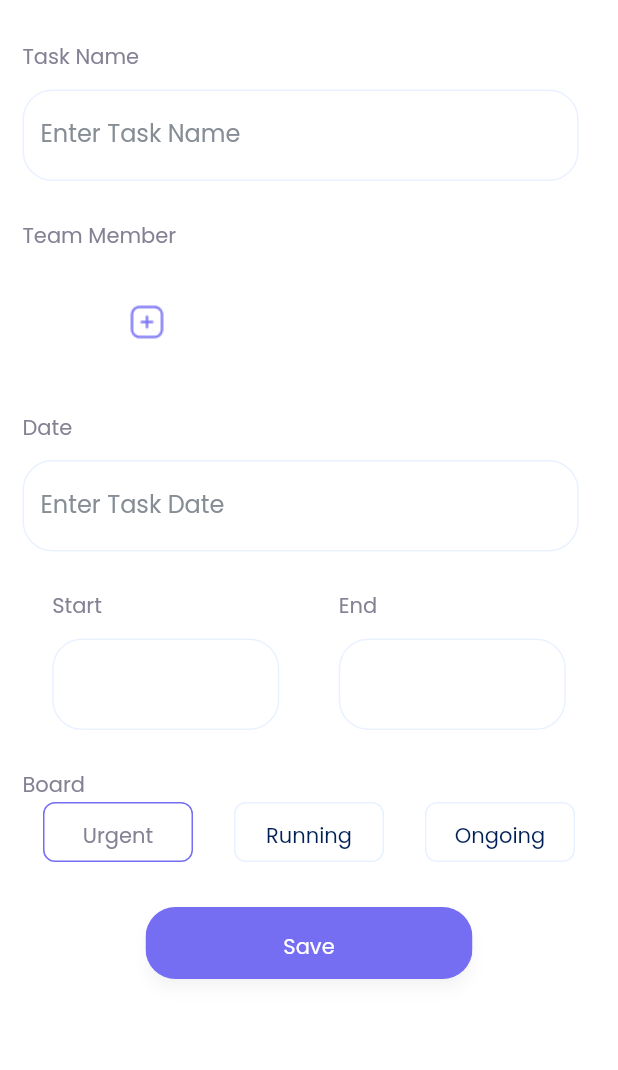
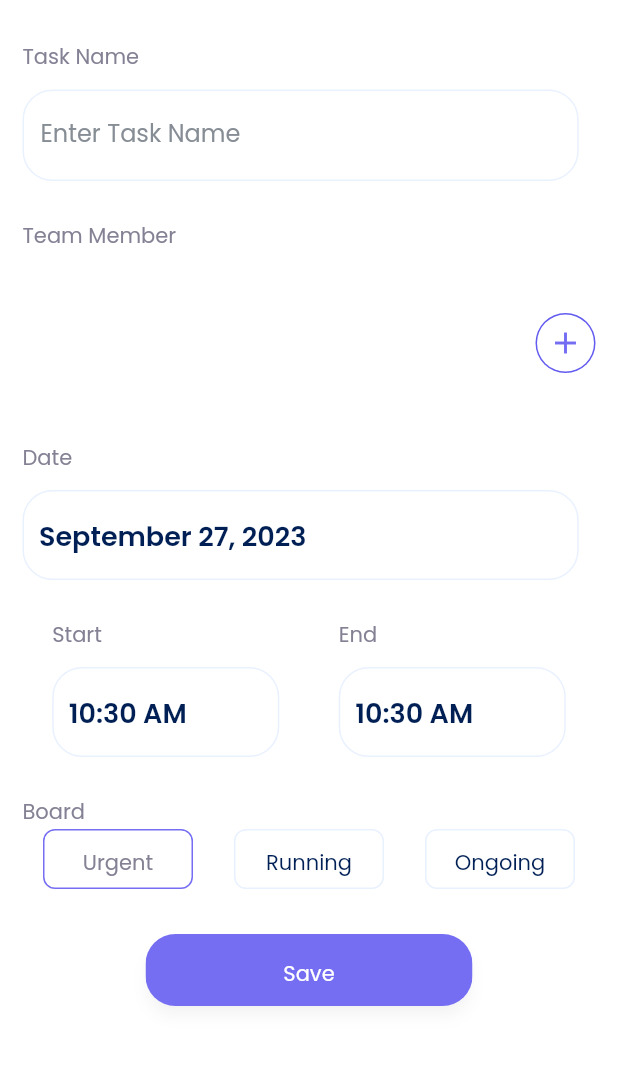
Before and after one commit to SubhanAhme/Task_Management, a Flutter app: the AddTask screen opened directly, on a phone screen of 412 x 824 dp, the part 74-1144 px from its top. Run offline on Flutter 3.47's test engine with Material 2 defaults, Android fonts, the phone set to English and light mode, and no system bars; drawn by our look-alikes of carousel_slider; our stand-ins replace firebase_auth, firebase_core, google_fonts; accounts and stored records are empty.

Commit message:
4th commit

```diff
--- /dev/null
+++ b/project/lib/colors.dart
@@ -0,0 +1,23 @@
+ import 'package:flutter/material.dart';
+
+const MaterialColor primary = MaterialColor(_primaryPrimaryValue, <int, Color>{
+  50: Color(0xFFEEEEFE),
+  100: Color(0xFFD6D4FB),
+  200: Color(0xFFBAB7F9),
+  300: Color(0xFF9E9AF7),
+  400: Color(0xFF8A84F5),
+  500: Color(_primaryPrimaryValue),
+  600: Color(0xFF6D66F1),
+  700: Color(0xFF625BEF),
+  800: Color(0xFF5851ED),
+  900: Color(0xFF453FEA),
+});
+ const int _primaryPrimaryValue = 0xFF756EF3;
+
+ const MaterialColor primaryAccent = MaterialColor(_primaryAccentValue, <int, Color>{
+  100: Color(0xFFFFFFFF),
+  200: Color(_primaryAccentValue),
+  400: Color(0xFFD4D3FF),
+  700: Color(0xFFBCB9FF),
+});
+ const int _primaryAccentValue = 0xFFFFFFFF;
--- a/project/lib/main.dart
+++ b/project/lib/main.dart
@@ -3,8 +3,10 @@ import 'package:flutter/material.dart';
 import 'package:google_fonts/google_fonts.dart';
 import 'package:project/views/HomePage.dart';
 import 'package:project/views/bottomNavigator.dart';
+import 'package:project/views/initializer.dart';
 import 'package:project/views/page1.dart';
 
+import 'colors.dart';
 import 'constant.dart';
 import 'firebase_options.dart';
 
@@ -22,7 +24,7 @@ class MyApp extends StatelessWidget {
     return MaterialApp(
       title: 'Task Manager App',
       theme: ThemeData(
-        primarySwatch: Colors.purple,
+        primarySwatch: primary,
         textTheme: TextTheme(bodyLarge: TextStyle(
                         fontSize: 15,
                         fontWeight: FontWeight.w400,
--- /dev/null
+++ b/project/lib/models.dart/members.dart
@@ -0,0 +1,95 @@
+class Members{
+  bool isSelected;
+  final String memberName;
+  final String ProfilePic;
+  final bool isDefault;
+
+  Members({required this.isSelected, required this.memberName, required this.ProfilePic, required this.isDefault});
+
+  //List of Cities data
+  static List<Members> memberList = [
+    Members(
+        isSelected: false,
+        memberName: 'john',
+        ProfilePic: 'assets/images/No1.jpg',
+        isDefault: false),
+    Members(
+        isSelected: false,
+        memberName: 'Amber',
+        ProfilePic: 'assets/images/No2.jpg',
+        isDefault: false),
+    Members(
+        isSelected: false,
+        memberName: 'Harry',
+        ProfilePic: 'assets/images/No3.jpg',
+        isDefault: false),
+    Members(
+        isSelected: false,
+        memberName: 'Isac',
+        ProfilePic: 'assets/images/No1.jpg',
+        isDefault: false),
+    Members(
+        isSelected: false,
+        memberName: 'Rose',
+        ProfilePic: 'assets/images/No2.jpg',
+        isDefault: false),
+    Members(
+        isSelected: false,
+        memberName: 'Robert',
+        ProfilePic: 'assets/images/No3.jpg',
+        isDefault: false),
+    Members(
+        isSelected: false,
+        memberName: 'Nairobi',
+        ProfilePic: 'assets/images/No1.jpg',
+        isDefault: false),
+    Members(
+        isSelected: false,
+        memberName: 'Amsterdam',
+        ProfilePic: 'assets/images/No2.jpg',
+        isDefault: false),
+    Members(
+        isSelected: false,
+        memberName: 'Barcelona',
+        ProfilePic: 'assets/images/No3.jpg',
+        isDefault: false),
+    Members(
+        isSelected: false,
+        memberName: 'Miami',
+        ProfilePic: 'assets/images/No1.jpg',
+        isDefault: false),
+    Members(
+        isSelected: false,
+        memberName: 'Vienna',
+        ProfilePic: 'assets/images/No2.jpg',
+        isDefault: false),
+    Members(
+        isSelected: false,
+        memberName: 'Berlin',
+        ProfilePic: 'assets/images/No3.jpg',
+        isDefault: false),
+    Members(
+        isSelected: false,
+        memberName: 'Toronto',
+        ProfilePic: 'assets/images/No1.jpg',
+        isDefault: false),
+    Members(
+        isSelected: false,
+        memberName: 'Brussels',
+        ProfilePic:'assets/images/No2.jpg',
+        isDefault: false),
+    Members(
+        isSelected: false,
+        memberName: 'Mosco',
+        ProfilePic: 'assets/images/No3.jpg',
+        isDefault: false),
+  ];
+
+  //Get the selected cities
+  static List<Members> getSelectedMembers(){
+    List<Members> selectedMembers = Members.memberList;
+    return selectedMembers
+        .where((Members) => Members.isSelected == true)
+        .toList();
+  }
+}
--- /dev/null
+++ b/project/lib/utils/colors.dart
@@ -0,0 +1,6 @@
+import 'dart:ui';
+
+class Constants{
+  final Color primaryColor = const Color(0xFF756EF3);
+  final Color secondaryColor = const Color(0xFF8A84F5);
+}
--- a/project/lib/views/addTask.dart
+++ b/project/lib/views/addTask.dart
@@ -3,8 +3,11 @@ import 'package:flutter/material.dart';
 import 'package:flutter/src/widgets/framework.dart';
 import 'package:flutter/src/widgets/placeholder.dart';
 import 'package:google_fonts/google_fonts.dart';
+import 'package:intl/intl.dart';
 import 'package:project/constant.dart';
+import 'package:project/views/memberList.dart';
 
+import '../models.dart/members.dart';
 import '../utils/DataConstant.dart';
 
 class AddTask extends StatefulWidget {
@@ -15,6 +18,31 @@ class AddTask extends StatefulWidget {
 }
 
 class _AddTaskState extends State<AddTask> {
+  List<Members> selectedMember = Members.getSelectedMembers();
+  DateTime _dateTime = DateTime.now();
+  TimeOfDay _timeOfDay = TimeOfDay.now();
+  void _showTimePicker() {
+    showTimePicker(context: context, initialTime: TimeOfDay.now())
+        .then((value) {
+      setState(() {
+        _timeOfDay = value!;
+      });
+    });
+  }
+
+  void _showdatepicker() {
+    showDatePicker(
+            context: context,
+            initialDate: DateTime.now(),
+            firstDate: DateTime(2023),
+            lastDate: DateTime(2030))
+        .then((value) {
+      setState(() {
+        _dateTime = value!;
+      });
+    });
+  }
+
   int activeTab = 0;
   TextEditingController taskName = TextEditingController();
   TextEditingController date = TextEditingController();
@@ -108,39 +136,60 @@ class _AddTaskState extends State<AddTask> {
                 height: 10,
               ),
               Container(
-                height: 80,
-                child: CarouselSlider.builder(
-                  options: CarouselOptions(
-                    // onPageChanged: (index, reason) {
-                    //   setState(() {
-                    //     activeTab = index;
-                    //   });
-                    // },
-                    aspectRatio: 2.2, // Adjust the aspect ratio as needed
-                    enlargeCenterPage: false,
-                    // viewportFraction: 76 / 100
-                  ),
-                  itemCount: DataConstant.AddMember.length,
-                  itemBuilder: (context, index, realIndex) {
+                height: 100,
+                child: Row(
+                  children: [
+                    Expanded(
+                      flex: 4,
+                      child: ListView.builder(
+
+                        scrollDirection: Axis.horizontal,
+                        itemCount: selectedMember.length,
+                        itemBuilder: (context,index){
                           return Padding(
-                      padding: EdgeInsets.only(top: 10, right: 10),
+                          padding: EdgeInsets.only(top: 10, right: 5),
                           child: Column(
                             children: [
                               CircleAvatar(
-                            radius: 26,
+                                radius: 30,
                                 backgroundColor: Color(0xFFFFFFFF),
-                            child: ImageIcon(
-                              AssetImage(
-                                  "${DataConstant.AddMember[index]["profileImage"]}"),
-                              size: 24,
-                              color: Color(0xFF756EF3),
+                                child:CircleAvatar(
+                                  backgroundImage:  AssetImage(
+                                      selectedMember[index].ProfilePic),
+                                )
                               ),
+                              Text(selectedMember[index].memberName,style: GoogleFonts.poppins(
+                                      textStyle: const TextStyle(
+                      fontSize: 14,
+                      fontWeight: FontWeight.w400,
+                      color: Color(0xFFE848194),
+                      height: 2,
                                       ),
-                          Text("${DataConstant.AddMember[index]["name"]}")
+                                    ),)
                             ],
                           ),
                         );
+                      }),
+                    ),
+                    InkWell(
+                      onTap: () {
+                          Navigator.push(
+                      context,
+                      MaterialPageRoute(
+                              builder: (context) => MembersList(),
+                      ),
+                    );
                       },
+                      child: CircleAvatar(
+                        radius: 20,
+                        child: CircleAvatar(
+                          radius: 19,
+                          backgroundColor: Color(0xFFFFFFFF),
+                          child: Icon(Icons.add,color:Color(0xFF756EF3),),
+                        ),
+                      ),
+                    )
+                  ],
                 ),
               ),
               SizedBox(
@@ -160,9 +209,30 @@ class _AddTaskState extends State<AddTask> {
               SizedBox(
                 height: 10,
               ),
-              SizedBox(
+              InkWell(
+                onTap: _showdatepicker,
+                child: Container(
+                  height: 60,
                   width: MediaQuery.of(context).size.width * 0.9,
-                child: MyTextField(hintText: "Enter Task Date", controller: date),
+                  decoration: BoxDecoration(
+                      borderRadius: BorderRadius.circular(20),
+                      border: Border.all(color: Color(0xFFE9F1FF))),
+                  child: Padding(
+                    padding: const EdgeInsets.all(10.0),
+                    child: Text(
+                      // "${_dateTime.month.toString()} ${_dateTime.day.toString()} , ${_dateTime.year}",
+                      "${DateFormat("yMMMMd").format(_dateTime)}",
+                      style: GoogleFonts.poppins(
+                        textStyle: const TextStyle(
+                          fontSize: 18,
+                          fontWeight: FontWeight.w600,
+                          color: Color(0xFF002055),
+                          height: 2,
+                        ),
+                      ),
+                    ),
+                  ),
+                ),
               ),
               SizedBox(
                 height: 20,
@@ -189,9 +259,30 @@ class _AddTaskState extends State<AddTask> {
                       SizedBox(
                         height: 10,
                       ),
-                      SizedBox(
-                        width: MediaQuery.of(context).size.width * (147 / 400),
-                        child: MyTextField(hintText: "", controller: startDate),
+                      InkWell(
+                        onTap: _showTimePicker,
+                        child: Container(
+                          height: 60,
+                          width:
+                              MediaQuery.of(context).size.width * (147 / 400),
+                          decoration: BoxDecoration(
+                              borderRadius: BorderRadius.circular(20),
+                              border: Border.all(color: Color(0xFFE9F1FF))),
+                          child: Padding(
+                            padding: const EdgeInsets.all(10.0),
+                            child: Text(
+                              "${_timeOfDay.format(context).toString()}",
+                              style: GoogleFonts.poppins(
+                                textStyle: const TextStyle(
+                                  fontSize: 18,
+                                  fontWeight: FontWeight.w600,
+                                  color: Color(0xFF002055),
+                                  height: 2,
+                                ),
+                              ),
+                            ),
+                          ),
+                        ),
                       ),
                     ],
                   ),
@@ -213,9 +304,30 @@ class _AddTaskState extends State<AddTask> {
                       SizedBox(
                         height: 10,
                       ),
-                      SizedBox(
-                        width: MediaQuery.of(context).size.width * (147 / 400),
-                        child: MyTextField(hintText: "", controller: endDate),
+                      InkWell(
+                        onTap: _showTimePicker,
+                        child: Container(
+                          height: 60,
+                          width:
+                              MediaQuery.of(context).size.width * (147 / 400),
+                          decoration: BoxDecoration(
+                              borderRadius: BorderRadius.circular(20),
+                              border: Border.all(color: Color(0xFFE9F1FF))),
+                          child: Padding(
+                            padding: const EdgeInsets.all(10.0),
+                            child: Text(
+                              "${_timeOfDay.format(context).toString()}",
+                              style: GoogleFonts.poppins(
+                                textStyle: const TextStyle(
+                                  fontSize: 18,
+                                  fontWeight: FontWeight.w600,
+                                  color: Color(0xFF002055),
+                                  height: 2,
+                                ),
+                              ),
+                            ),
+                          ),
+                        ),
                       ),
                     ],
                   )
@@ -249,15 +361,18 @@ class _AddTaskState extends State<AddTask> {
                       width: 100,
                       decoration: BoxDecoration(
                           borderRadius: BorderRadius.all(Radius.circular(8)),
-                          border: Border.all(color:  (activeTab==0) ? Color(0xFF756EF3) : Color(0xFFE9F1FF))),
+                          border: Border.all(
+                              color: (activeTab == 0)
+                                  ? Color(0xFF756EF3)
+                                  : Color(0xFFE9F1FF))),
                       child: Center(
                         child: Text(
                           "Urgent",
                           style: GoogleFonts.poppins(
-                            textStyle:  TextStyle(
+                            textStyle: TextStyle(
                               fontSize: 14,
                               fontWeight: FontWeight.w400,
-                              color:  (activeTab==0)
+                              color: (activeTab == 0)
                                   ? Color(0xFFE848194)
                                   : Color(0xFF002055),
                               height: 2,
@@ -278,15 +393,19 @@ class _AddTaskState extends State<AddTask> {
                       width: 100,
                       decoration: BoxDecoration(
                           borderRadius: BorderRadius.all(Radius.circular(8)),
-                          border: Border.all( color:  (activeTab==1) ? Color(0xFF756EF3) : Color(0xFFE9F1FF),)),
+                          border: Border.all(
+                            color: (activeTab == 1)
+                                ? Color(0xFF756EF3)
+                                : Color(0xFFE9F1FF),
+                          )),
                       child: Center(
                         child: Text(
                           "Running",
                           style: GoogleFonts.poppins(
-                            textStyle:  TextStyle(
+                            textStyle: TextStyle(
                               fontSize: 14,
                               fontWeight: FontWeight.w400,
-                             color:  (activeTab==1)
+                              color: (activeTab == 1)
                                   ? Color(0xFFE848194)
                                   : Color(0xFF002055),
                               height: 2,
@@ -307,15 +426,18 @@ class _AddTaskState extends State<AddTask> {
                       width: 100,
                       decoration: BoxDecoration(
                           borderRadius: BorderRadius.all(Radius.circular(8)),
-                          border: Border.all(color:  (activeTab==2) ? Color(0xFF756EF3) : Color(0xFFE9F1FF))),
+                          border: Border.all(
+                              color: (activeTab == 2)
+                                  ? Color(0xFF756EF3)
+                                  : Color(0xFFE9F1FF))),
                       child: Center(
                         child: Text(
                           "Ongoing",
                           style: GoogleFonts.poppins(
-                            textStyle:  TextStyle(
+                            textStyle: TextStyle(
                               fontSize: 14,
                               fontWeight: FontWeight.w400,
-                             color:  (activeTab==2)
+                              color: (activeTab == 2)
                                   ? Color(0xFFE848194)
                                   : Color(0xFF002055),
                               height: 2,
--- a/project/pubspec.yaml
+++ b/project/pubspec.yaml
@@ -39,8 +39,11 @@ dependencies:
   carousel_slider: ^4.2.1
   firebase_core: ^2.13.0
   firebase_auth: ^4.6.1
-  firebase_ui_firestore: ^1.5.1
+  firebase_ui_localizations: ^1.0.0
+  firebase_ui_firestore: ^1.5.11
   cloud_firestore: ^4.7.1
+  intl: ^0.17.0
+
 
 dev_dependencies:
   flutter_test:
```
Also changed, not shown: project/lib/views/memberList.dart (added, +119 -0 lines), project/assets/images/checked.png (added), project/assets/images/uncheck.png (added), project/pubspec.lock. Lines whose indentation alone changed are shown as unchanged.
